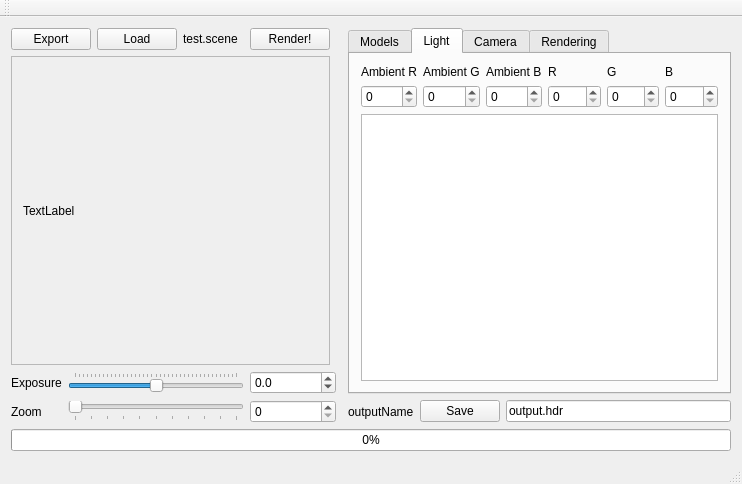
Above: RaySamplesGui/TracingGui/Sources/tracinggui.ui from caronnee/graphicsbasics before the change. Below: the same form after it.
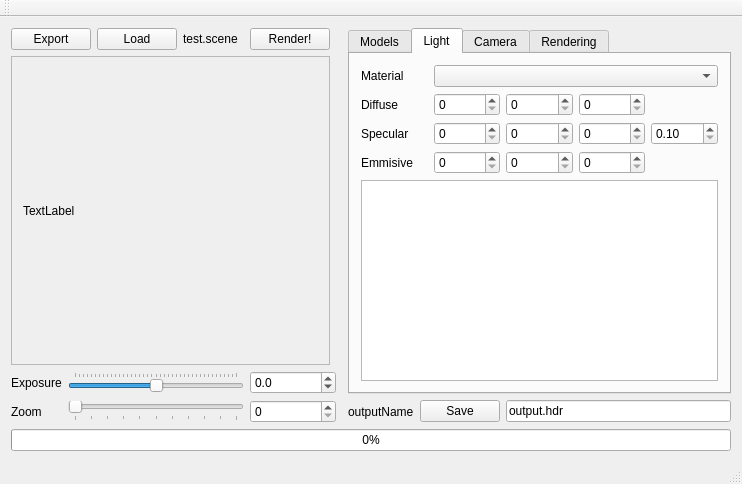
That is the form after the change. The open tabs and pages were chosen to show the change. Custom widgets are drawn as their Qt base class.

```diff
--- a/RaySamplesGui/TracingGui/Sources/tracinggui.ui
+++ b/RaySamplesGui/TracingGui/Sources/tracinggui.ui
@@ -503,21 +503,7 @@
             </property>
            </widget>
           </item>
-          <item row="0" column="0">
-           <widget class="QLabel" name="materialLabel">
-            <property name="text">
-             <string>Material</string>
-            </property>
-           </widget>
-          </item>
-          <item row="1" column="0">
-           <widget class="QSpinBox" name="cr">
-            <property name="maximum">
-             <number>255</number>
-            </property>
-           </widget>
-          </item>
-          <item row="3" column="2">
+          <item row="1" column="2">
            <widget class="QDoubleSpinBox" name="yVert_2">
             <property name="prefix">
              <string>y:</string>
@@ -590,96 +576,120 @@
         <string>Light</string>
        </attribute>
        <layout class="QGridLayout" name="gridLayout_5">
-        <item row="0" column="0">
-         <layout class="QGridLayout" name="gridLayout_6">
-          <item row="0" column="2">
-           <widget class="QLabel" name="aB">
-            <property name="text">
-             <string>Ambient B</string>
+        <item row="3" column="4">
+         <widget class="QSpinBox" name="dB">
+          <property name="maximum">
+           <number>255</number>
+          </property>
+         </widget>
+        </item>
+        <item row="3" column="3">
+         <widget class="QSpinBox" name="dG">
+          <property name="maximum">
+           <number>255</number>
+          </property>
+         </widget>
+        </item>
+        <item row="3" column="2">
+         <widget class="QSpinBox" name="dR">
+          <property name="maximum">
+           <number>255</number>
             </property>
            </widget>
           </item>
           <item row="1" column="1">
-           <widget class="QSpinBox" name="aGValue">
-            <property name="maximum">
-             <number>255</number>
+         <widget class="QLabel" name="materialLabel">
+          <property name="text">
+           <string>Material</string>
             </property>
            </widget>
           </item>
-          <item row="1" column="2">
-           <widget class="QSpinBox" name="aBValue">
-            <property name="maximum">
-             <number>255</number>
-            </property>
-           </widget>
-          </item>
-          <item row="0" column="0">
-           <widget class="QLabel" name="aR">
+        <item row="4" column="1">
+         <widget class="QLabel" name="label_6">
             <property name="text">
-             <string>Ambient R</string>
+           <string>Specular</string>
             </property>
            </widget>
           </item>
-          <item row="1" column="0">
-           <widget class="QSpinBox" name="aRValue">
+        <item row="4" column="4">
+         <widget class="QSpinBox" name="sB">
             <property name="maximum">
              <number>255</number>
             </property>
            </widget>
           </item>
-          <item row="0" column="1">
-           <widget class="QLabel" name="aG">
-            <property name="text">
-             <string>Ambient G</string>
+        <item row="4" column="2">
+         <widget class="QSpinBox" name="sR">
+          <property name="maximum">
+           <number>255</number>
             </property>
            </widget>
           </item>
-          <item row="0" column="3">
-           <widget class="QLabel" name="R">
-            <property name="text">
-             <string>R</string>
+        <item row="4" column="3">
+         <widget class="QSpinBox" name="rG">
+          <property name="maximum">
+           <number>255</number>
             </property>
            </widget>
           </item>
-          <item row="0" column="4">
-           <widget class="QLabel" name="G">
-            <property name="text">
-             <string>G</string>
-            </property>
-           </widget>
-          </item>
-          <item row="0" column="5">
+        <item row="3" column="1">
            <widget class="QLabel" name="label_4">
             <property name="text">
-             <string>B</string>
+           <string>Diffuse</string>
             </property>
            </widget>
           </item>
-          <item row="1" column="3">
-           <widget class="QSpinBox" name="eLight">
+        <item row="1" column="2" colspan="4">
+         <widget class="QComboBox" name="materialType">
+          <property name="currentText">
+           <string/>
+          </property>
+         </widget>
+        </item>
+        <item row="5" column="1">
+         <widget class="QLabel" name="label_7">
+          <property name="text">
+           <string>Emmisive</string>
+          </property>
+         </widget>
+        </item>
+        <item row="5" column="2">
+         <widget class="QSpinBox" name="eR">
             <property name="maximum">
              <number>255</number>
             </property>
            </widget>
           </item>
-          <item row="1" column="4">
-           <widget class="QSpinBox" name="eGreen">
+        <item row="5" column="3">
+         <widget class="QSpinBox" name="eG">
             <property name="maximum">
              <number>255</number>
             </property>
            </widget>
           </item>
-          <item row="1" column="5">
-           <widget class="QSpinBox" name="eBlue">
+        <item row="5" column="4">
+         <widget class="QSpinBox" name="eB">
             <property name="maximum">
              <number>255</number>
             </property>
            </widget>
           </item>
-          <item row="2" column="0" colspan="6">
-           <widget class="QListView" name="lightsList"/>
-          </item>
-         </layout>
+        <item row="4" column="5">
+         <widget class="QDoubleSpinBox" name="sE">
+          <property name="minimum">
+           <double>0.100000000000000</double>
+          </property>
+         </widget>
+        </item>
+        <item row="9" column="1" colspan="5">
+         <widget class="QTreeView" name="treeViewLight">
+          <property name="sizePolicy">
+           <sizepolicy hsizetype="Preferred" vsizetype="Preferred">
+            <horstretch>0</horstretch>
+            <verstretch>0</verstretch>
+           </sizepolicy>
+          </property>
+         </widget>
         </item>
        </layout>
       </widget>
@@ -985,22 +995,67 @@
        <attribute name="title">
         <string>Rendering</string>
        </attribute>
-       <layout class="QGridLayout" name="gridLayout_7">
-        <item row="5" column="0">
-         <widget class="QLabel" name="label_5">
+       <layout class="QGridLayout" name="gridLayout_6">
+        <item row="0" column="0" colspan="2">
+         <widget class="QLabel" name="aR">
           <property name="text">
            <string>Jittering</string>
           </property>
          </widget>
         </item>
-        <item row="4" column="0">
-         <widget class="QLabel" name="label_3">
+        <item row="0" column="2" colspan="2">
+         <widget class="QLabel" name="aG">
           <property name="text">
            <string>Renderer</string>
           </property>
          </widget>
         </item>
-        <item row="0" column="3">
+        <item row="0" column="4">
+         <widget class="QLabel" name="aB">
+          <property name="text">
+           <string>Ambient B</string>
+          </property>
+         </widget>
+        </item>
+        <item row="1" column="0" colspan="2">
+         <widget class="QSpinBox" name="aRValue">
+          <property name="maximum">
+           <number>255</number>
+          </property>
+         </widget>
+        </item>
+        <item row="1" column="2" colspan="2">
+         <widget class="QSpinBox" name="aGValue">
+          <property name="maximum">
+           <number>255</number>
+          </property>
+         </widget>
+        </item>
+        <item row="1" column="4">
+         <widget class="QSpinBox" name="aBValue">
+          <property name="maximum">
+           <number>255</number>
+          </property>
+         </widget>
+        </item>
+        <item row="2" column="0">
+         <widget class="QLabel" name="label_2">
+          <property name="text">
+           <string>Image:</string>
+          </property>
+         </widget>
+        </item>
+        <item row="2" column="3">
+         <widget class="QSpinBox" name="yDim">
+          <property name="minimum">
+           <number>128</number>
+          </property>
+          <property name="maximum">
+           <number>1024</number>
+          </property>
+         </widget>
+        </item>
+        <item row="2" column="4">
          <layout class="QHBoxLayout" name="horizontalLayout_2">
           <item>
            <widget class="QCheckBox" name="checkBox">
@@ -1021,7 +1076,27 @@
           </property>
          </widget>
         </item>
-        <item row="0" column="1">
+        <item row="4" column="0">
+         <widget class="QLabel" name="label_5">
+          <property name="text">
+           <string>Jittering</string>
+          </property>
+         </widget>
+        </item>
+        <item row="5" column="1">
+         <spacer name="verticalSpacer">
+          <property name="orientation">
+           <enum>Qt::Vertical</enum>
+          </property>
+          <property name="sizeHint" stdset="0">
+           <size>
+            <width>20</width>
+            <height>40</height>
+           </size>
+          </property>
+         </spacer>
+        </item>
+        <item row="2" column="2">
          <widget class="QSpinBox" name="xDim">
           <property name="minimum">
            <number>128</number>
```
Left out of the diff: 99 changed lines with no effect on the pictures. Lines whose indentation alone changed are shown as unchanged.
